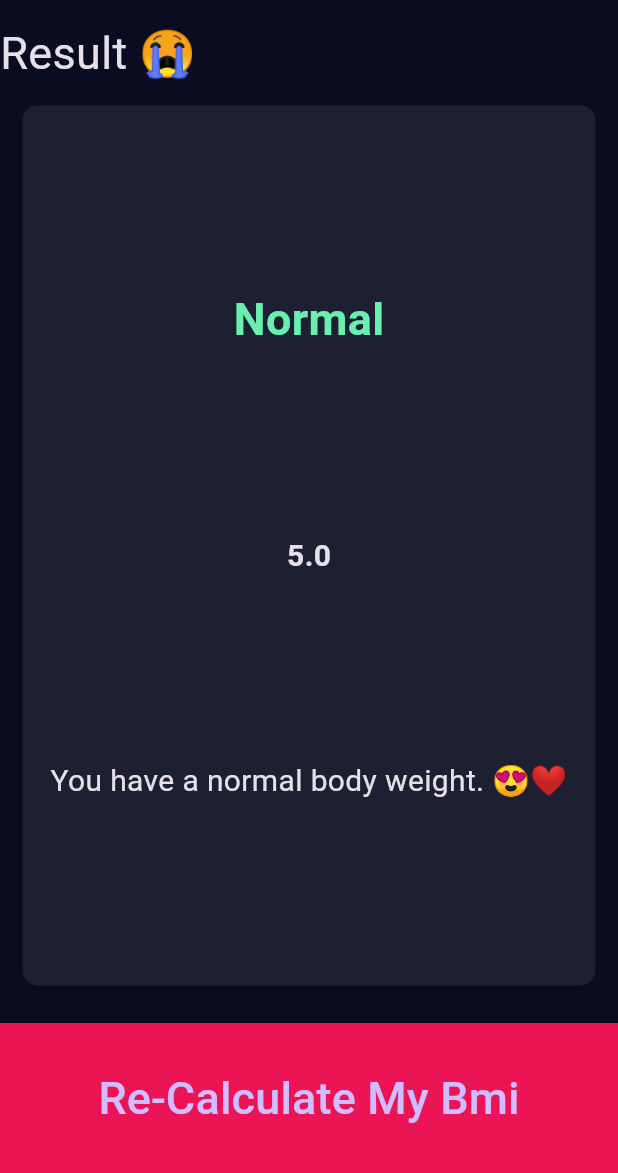
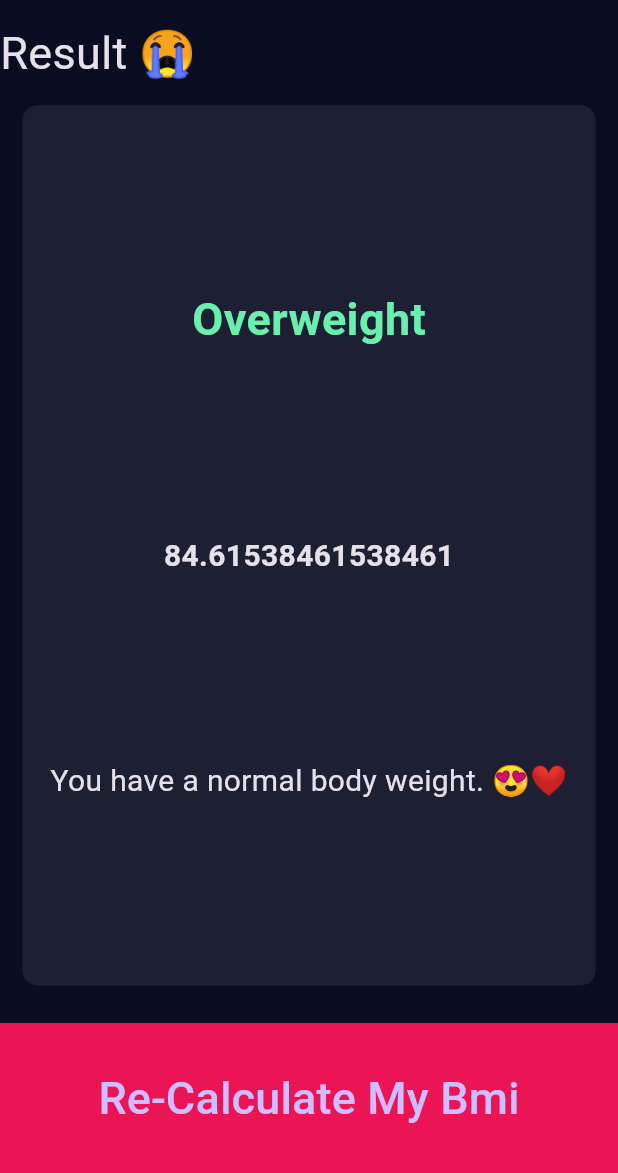
Before and after one commit to Peera-27/Fultter, a Flutter app: the screen it shows after launch, after a tap on "Calculate Bmi", on a phone screen of 412 x 824 dp, the part 63-1236 px from its top. Run offline on Flutter 3.47's test engine with Material 3 defaults, Android fonts, the phone set to English and light mode, and no system bars.

Commit message:
Refactor ResultScreen to utilize BMI calculation and display dynamic results

```diff
--- a/lib/screen/result_screen.dart
+++ b/lib/screen/result_screen.dart
@@ -1,4 +1,5 @@
 import 'package:flutter/material.dart';
+import 'package:w3/bmi.dart';
 import 'package:w3/screen/components/bg_card.dart';
 import 'package:w3/screen/components/pink_button.dart';
 
@@ -9,6 +10,7 @@ class ResultScreen extends StatelessWidget {
 
   @override
   Widget build(BuildContext context) {
+    var (bmi, catagory, description) = Bmi.calculate(WeightInKg, heightInCm);
     return Scaffold(
       appBar: AppBar(
         title: Text('Bmi Calculator'),
@@ -27,7 +29,7 @@ class ResultScreen extends StatelessWidget {
                 children: [
                   Center(
                     child: Text(
-                      "Normal",
+                      catagory,
                       style: TextStyle(
                         fontSize: 30,
                         fontWeight: FontWeight.bold,
@@ -37,7 +39,7 @@ class ResultScreen extends StatelessWidget {
                   ),
                   Center(
                     child: Text(
-                      "5.0",
+                      bmi.toString(),
                       style: TextStyle(
                         fontSize: 20,
                         fontWeight: FontWeight.bold
@@ -46,7 +48,7 @@ class ResultScreen extends StatelessWidget {
                   ),
                   Center(
                     child: Text(
-                      "You have a normal body weight. 😍❤️",
+                      description,
                       style: TextStyle(
                         fontSize: 20,
                       ),
```
Also changed, not shown: lib/bmi.dart (+9 -6 lines).
